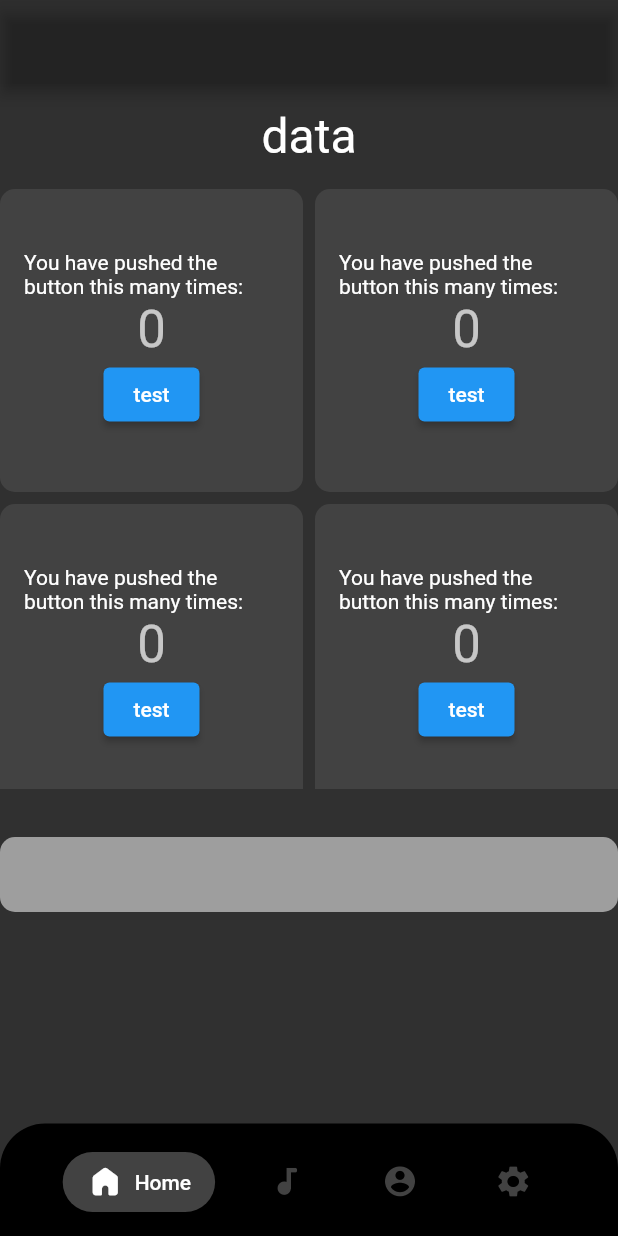
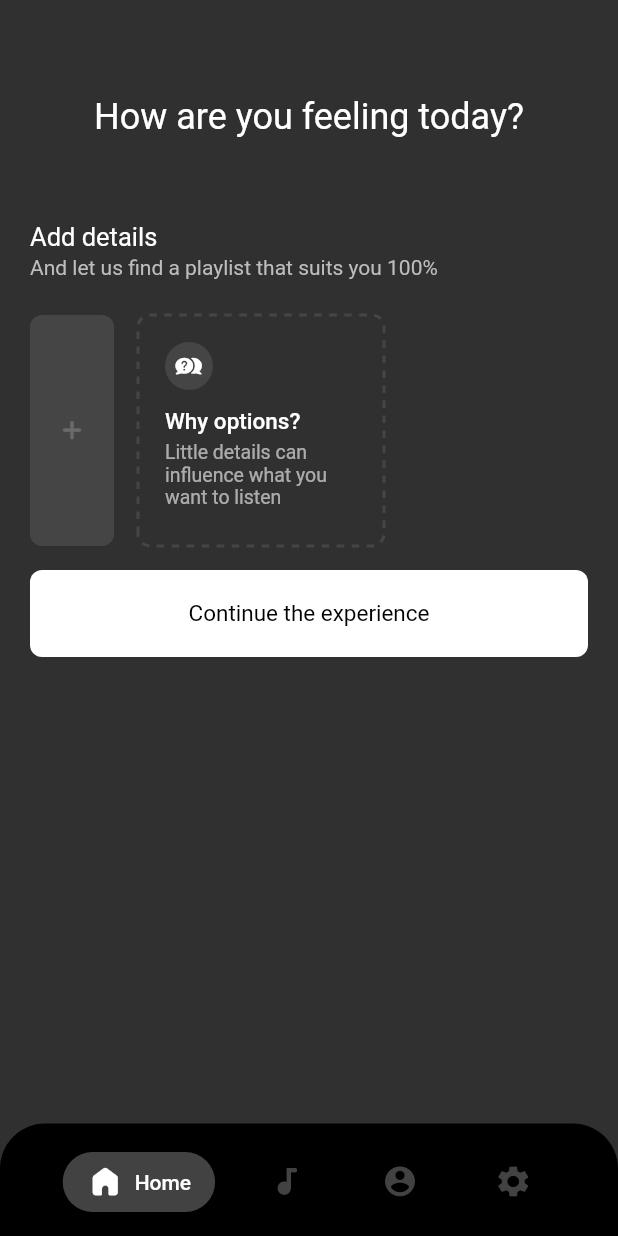
Before and after one commit to felixbouveret/flutter-capsule, a Flutter app: the screen it shows after launch, on a phone screen of 412 x 824 dp. Run offline on Flutter 3.47's test engine with Material 2 defaults, Android fonts, the phone set to English and light mode, and no system bars; drawn by our look-alikes of dotted_border.

Commit message:
Add HomePage

```diff
--- a/lib/main.dart
+++ b/lib/main.dart
@@ -34,11 +34,11 @@ class _AppState extends State<App> {
           accentColor: Colors.purple[500],
           brightness: Brightness.dark),
       home: Scaffold(
-        appBar: AppBar(
-          backgroundColor: Colors.transparent,
-        ),
-        body: DirtyRouter(
-          currentTab: currentTab,
+        body: Container(
+          margin: EdgeInsets.only(top: 64),
+          child: DirtyRouter(
+            currentTab: currentTab,
+          ),
         ),
         bottomNavigationBar: BottomNavigationModule(
           currentTab: currentTab,
--- a/lib/modules/Home/HomeModule.dart
+++ b/lib/modules/Home/HomeModule.dart
@@ -1,4 +1,6 @@
-import 'package:capsule/modules/Home/components/Increment.dart';
+import 'package:capsule/components/Wrapper.dart';
+import 'package:capsule/modules/Home/components/Details.dart';
+import 'package:capsule/modules/Home/components/feelings.dart';
 import 'package:flutter/material.dart';
 
 class HomeModule extends StatelessWidget {
@@ -8,62 +10,18 @@ class HomeModule extends StatelessWidget {
   Widget build(BuildContext context) {
     return Column(
       children: [
-        Container(
-          margin: EdgeInsets.symmetric(vertical: 16),
-          child: Text(
-            'data',
-            style: TextStyle(fontSize: 32),
+        Wrapper(
+          child: Container(
+            margin: EdgeInsets.only(bottom: 32),
+            child: Text(
+              'How are you feeling today?',
+              style: TextStyle(fontSize: 24),
+              textAlign: TextAlign.center,
+            ),
           ),
         ),
-        Container(
-          height: 400,
-          margin: EdgeInsets.only(bottom: 32),
-          child: GridView.count(
-            crossAxisCount: 2,
-            shrinkWrap: false,
-            primary: true,
-            crossAxisSpacing: 8,
-            mainAxisSpacing: 8,
-            children: [
-              Container(
-                padding: EdgeInsets.all(16),
-                decoration: BoxDecoration(
-                    borderRadius: BorderRadius.circular(10),
-                    color: Colors.grey[800]),
-                child: Increment(),
-              ),
-              Container(
-                padding: EdgeInsets.all(16),
-                decoration: BoxDecoration(
-                    borderRadius: BorderRadius.circular(10),
-                    color: Colors.grey[800]),
-                child: Increment(),
-              ),
-              Container(
-                padding: EdgeInsets.all(16),
-                decoration: BoxDecoration(
-                    borderRadius: BorderRadius.circular(10),
-                    color: Colors.grey[800]),
-                child: Increment(),
-              ),
-              Container(
-                padding: EdgeInsets.all(16),
-                decoration: BoxDecoration(
-                    borderRadius: BorderRadius.circular(10),
-                    color: Colors.grey[800]),
-                child: Increment(),
-              )
-            ],
-            physics: ClampingScrollPhysics(),
-          ),
-        ),
-        Container(
-          height: 50,
-          decoration: BoxDecoration(
-            borderRadius: BorderRadius.circular(10),
-            color: Colors.grey,
-          ),
-        )
+        Feelings(),
+        Details()
       ],
     );
   }
--- /dev/null
+++ b/lib/modules/Home/components/Details.dart
@@ -0,0 +1,108 @@
+import 'package:capsule/components/CustomButton.dart';
+import 'package:capsule/components/SideButton.dart';
+import 'package:capsule/components/Wrapper.dart';
+import 'package:capsule/modules/Home/components/DetailsCard.dart';
+import 'package:capsule/modules/Home/components/DetailsCardPlaceholder.dart';
+import 'package:flutter/cupertino.dart';
+import 'package:flutter/material.dart';
+
+class Details extends StatefulWidget {
+  Details({Key key}) : super(key: key);
+
+  @override
+  _DetailsState createState() => _DetailsState();
+}
+
+class Detail {
+  Color backgroundColor;
+  Widget image;
+  String label;
+  String id;
+
+  Detail(this.backgroundColor, this.image, this.label, this.id);
+}
+
+class _DetailsState extends State<Details> {
+  var detailsList = [];
+
+  void _addDetail(Object data) {
+    setState(() {
+      detailsList.addAll(data);
+    });
+  }
+
+  void _removeDetail(String id) {
+    setState(() {
+      detailsList.removeWhere((item) => item.id == id);
+    });
+  }
+
+  Widget details() {
+    final children = <Widget>[];
+
+    for (var i = 0; i < detailsList.length; i++) {
+      var elem = detailsList[i];
+      children.add(new DetailsCard(
+        backgroundColor: elem.backgroundColor,
+        image: elem.image,
+        label: elem.label,
+        remove: () {
+          _removeDetail(elem.id);
+        },
+      ));
+    }
+
+    return Row(
+      children: children,
+    );
+  }
+
+  @override
+  Widget build(BuildContext context) {
+    return Container(
+      margin: EdgeInsets.only(top: 24),
+      child: Wrapper(
+        child: Column(
+          children: [
+            Align(
+              alignment: Alignment.topLeft,
+              child: Text(
+                'Add details',
+                textAlign: TextAlign.left,
+                style: TextStyle(fontSize: 17),
+              ),
+            ),
+            Container(
+              margin: EdgeInsets.only(top: 2),
+              child: Align(
+                alignment: Alignment.topLeft,
+                child: Text(
+                  'And let us find a playlist that suits you 100%',
+                  textAlign: TextAlign.left,
+                  style: TextStyle(fontSize: 14, color: Colors.grey[400]),
+                ),
+              ),
+            ),
+            Container(
+              height: 154,
+              margin: EdgeInsets.only(top: 24),
+              child: Row(
+                children: [
+                  Container(
+                      margin: EdgeInsets.only(right: 16), child: SideButton()),
+                  detailsList.length < 1 ? DetailsCardPlaceholder() : details
+                ],
+              ),
+            ),
+            Container(
+              margin: EdgeInsets.only(top: 16),
+              child: CustomButton(
+                label: "Continue the experience",
+              ),
+            )
+          ],
+        ),
+      ),
+    );
+  }
+}
--- /dev/null
+++ b/lib/modules/Home/components/DetailsCard.dart
@@ -0,0 +1,19 @@
+import 'package:flutter/cupertino.dart';
+
+class DetailsCard extends StatelessWidget {
+  const DetailsCard(
+      {Key key, this.backgroundColor, this.image, this.label, this.remove})
+      : super(key: key);
+
+  final Object backgroundColor;
+  final Object image;
+  final String label;
+  final Function remove;
+
+  @override
+  Widget build(BuildContext context) {
+    return Container(
+      child: Text('e'),
+    );
+  }
+}
--- /dev/null
+++ b/lib/modules/Home/components/DetailsCardPlaceholder.dart
@@ -0,0 +1,53 @@
+import 'package:capsule/components/RoundIcon.dart';
+import 'package:capsule/utils/custom_icons_icons.dart';
+import 'package:dotted_border/dotted_border.dart';
+import 'package:flutter/cupertino.dart';
+import 'package:flutter/material.dart';
+
+class DetailsCardPlaceholder extends StatelessWidget {
+  const DetailsCardPlaceholder({Key key}) : super(key: key);
+
+  @override
+  Widget build(BuildContext context) {
+    return DottedBorder(
+      borderType: BorderType.RRect,
+      radius: Radius.circular(8),
+      color: Colors.white.withOpacity(0.1),
+      strokeWidth: 2,
+      dashPattern: [5, 5],
+      child: Container(
+        padding: EdgeInsets.all(16),
+        width: 160,
+        child: Column(
+          crossAxisAlignment: CrossAxisAlignment.start,
+          children: [
+            RoundIcon(
+              size: 32,
+              backgroundColor: Colors.white.withOpacity(.1),
+              image: Icon(
+                CustomIcons.faq,
+                color: Colors.white,
+              ),
+            ),
+            Container(
+              margin: EdgeInsets.only(top: 12),
+              child: Text(
+                'Why options?',
+                textAlign: TextAlign.left,
+                style: TextStyle(fontSize: 15, fontWeight: FontWeight.w500),
+              ),
+            ),
+            Container(
+              margin: EdgeInsets.only(top: 4),
+              child: Text(
+                'Little details can influence what you want to listen',
+                textAlign: TextAlign.left,
+                style: TextStyle(fontSize: 13, color: Colors.white60),
+              ),
+            ),
+          ],
+        ),
+      ),
+    );
+  }
+}
--- /dev/null
+++ b/lib/modules/Home/components/Feelings.dart
@@ -0,0 +1,21 @@
+import 'package:flutter/cupertino.dart';
+import 'package:flutter/material.dart';
+
+class Feelings extends StatefulWidget {
+  Feelings({Key key}) : super(key: key);
+
+  @override
+  _FeelingsState createState() => _FeelingsState();
+}
+
+class _FeelingsState extends State<Feelings> {
+  @override
+  Widget build(BuildContext context) {
+    return Container(
+      decoration: BoxDecoration(
+        borderRadius: BorderRadius.circular(10),
+        color: Colors.grey,
+      ),
+    );
+  }
+}
```
